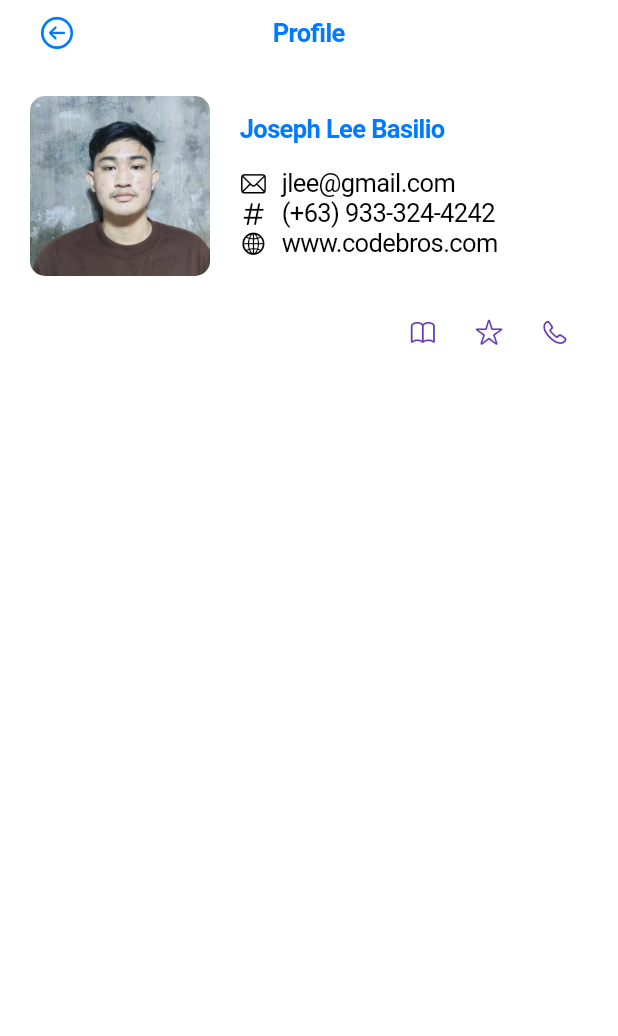
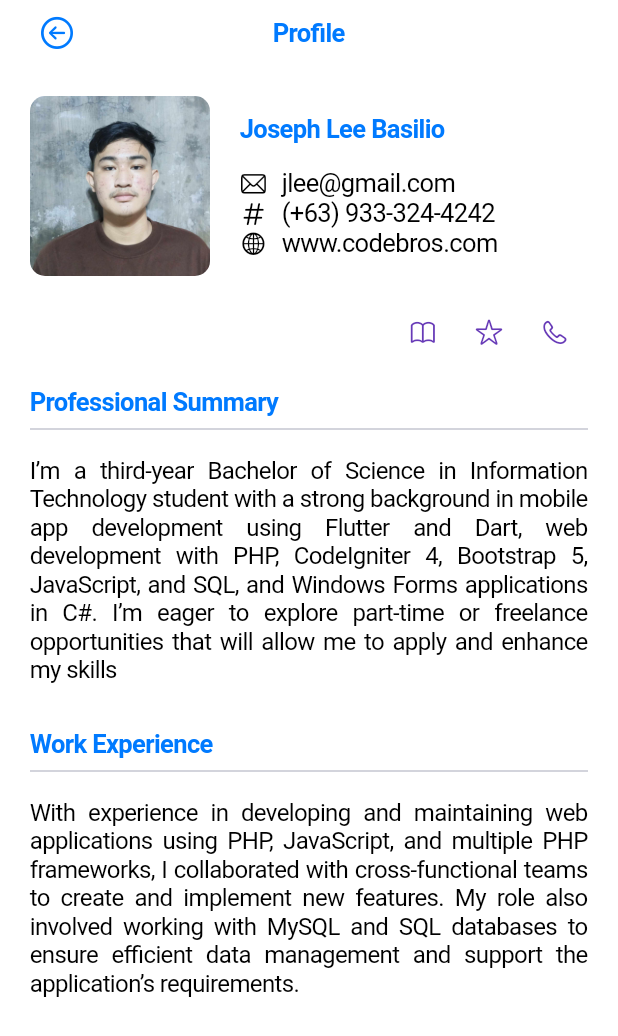
Before and after one commit to johncarlo-dizon/app-resume, a Flutter app: the JosephPage screen opened directly, on a phone screen of 412 x 824 dp. Shown: the top 1036 px of the screen. Run offline on Flutter 3.47's test engine with Material 3 defaults, Android fonts, the phone set to English and light mode, and no system bars.

Commit message:
work and prof sum

```diff
--- a/lib/joseph.dart
+++ b/lib/joseph.dart
@@ -319,6 +319,62 @@ class _JosephPageState extends State<JosephPage> {
                           }),
                     ],
                   ),
+
+                  //PROFESSIONAL SUMMARRY
+                  SizedBox(height: 15),
+                  Row(
+                    children: [
+                      Text(
+                        "Professional Summary",
+                        style: TextStyle(
+                            fontWeight: FontWeight.bold,
+                            color: CupertinoColors.systemBlue),
+                      ),
+                    ],
+                  ),
+                  Divider(),
+                  SizedBox(height: 10),
+
+                  Row(
+                    children: [
+                      Flexible(
+                          child: Text(
+                        "I’m a third-year Bachelor of Science in Information Technology student with "
+                        "a strong background in mobile app development using Flutter and Dart, "
+                        "web development with PHP, CodeIgniter 4, Bootstrap 5, JavaScript, and SQL"
+                        ", and Windows Forms applications in C#. I’m eager to explore part-time or"
+                        " freelance opportunities that will allow me to apply and enhance my skills",
+                        textAlign: TextAlign.justify,
+                        style: TextStyle(fontSize: 16),
+                      )),
+                    ],
+                  ),
+
+                  //WORK EXPERIENCE
+                  SizedBox(height: 30),
+                  Row(
+                    children: [
+                      Text(
+                        "Work Experience",
+                        style: TextStyle(
+                            fontWeight: FontWeight.bold,
+                            color: CupertinoColors.systemBlue),
+                      ),
+                    ],
+                  ),
+                  Divider(),
+                  SizedBox(height: 10),
+
+                  Row(
+                    children: [
+                      Flexible(
+                          child: Text(
+                        "With experience in developing and maintaining web applications using PHP, JavaScript, and multiple PHP frameworks, I collaborated with cross-functional teams to create and implement new features. My role also involved working with MySQL and SQL databases to ensure efficient data management and support the application’s requirements.",
+                        textAlign: TextAlign.justify,
+                        style: TextStyle(fontSize: 16),
+                      )),
+                    ],
+                  ),
                 ],
               ),
             ),
```
